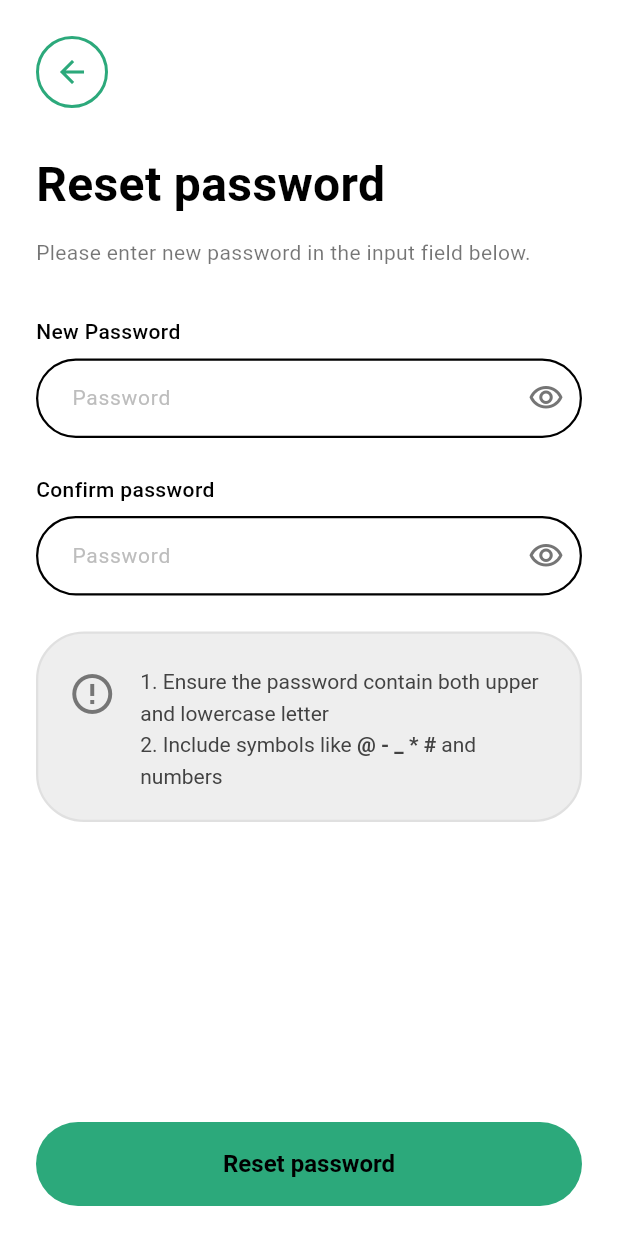
After one commit to Luisnefelibato/Forever_Front, a Flutter app: the ResetPasswordPage screen opened directly, on a phone screen of 412 x 824 dp. The commit adds this screen. Run offline on Flutter 3.47's test engine with Material 3 defaults, Android fonts, the light colour scheme and no system bars; our stand-ins replace dio, equatable, flutter_bloc, flutter_dotenv, get_it, injectable and 2 more; Roboto replaces fonts that are missing (Delight).

Commit message:
feat(auth): implement reset password screen with dynamic validation
- Add reset_password_page.dart with real-time password validation
- Implement dynamic button text based on validation state:
  * 'Reset password' - Initial empty state
  * 'Restore' - Invalid password (doesn't meet criteria)
  * 'Create account' - Valid password (all criteria met)
- Add validation box with 3 dynamic states:
  * Gray/neutral - No input yet (gray info icon)
  * Red/error - Invalid password (red exclamation icon, red borders)
  * Green/success - Valid password (green checkmark, green borders)
- Password validation rules:
  1. Must contain both uppercase and lowercase letters
  2. Must include symbols (@-_*#) and numbers
- Real-time field border color changes:
  * Black - Normal state
  * Red - Invalid or passwords don't match
- Password visibility toggle (eye icon)
- Match confirmation between New Password and Confirm Password fields
- Add route /reset-password to main.dart with resetToken parameter
- Update forgot_password_code_page.dart to navigate to reset password on success

Design specs:
- Validation box with rounded borders (32px radius)
- Dynamic icon (info/error/checkmark) based on state
- Color transitions: gray → red → green
- Password strength requirements clearly displayed
- Fuente Delight throughout

UX Flow:
Code Verified → Reset Password → Login

```diff
--- a/lib/features/auth/presentation/pages/forgot_password_code_page.dart
+++ b/lib/features/auth/presentation/pages/forgot_password_code_page.dart
@@ -156,9 +156,12 @@ class _ForgotPasswordCodePageState extends State<ForgotPasswordCodePage> {
       // Navigate to reset password screen after a delay
       Future.delayed(const Duration(seconds: 2), () {
         if (mounted) {
-          // TODO: Navigate to reset password screen
-          // Navigator.pushReplacementNamed(context, '/reset-password');
-          Navigator.pop(context);
+          // TODO: Pass actual reset token from API response
+          Navigator.pushReplacementNamed(
+            context,
+            '/reset-password',
+            arguments: {'resetToken': 'mock_token_12345'},
+          );
         }
       });
     } else {
--- /dev/null
+++ b/lib/features/auth/presentation/pages/reset_password_page.dart
@@ -0,0 +1,494 @@
+import 'package:flutter/material.dart';
+
+/// Reset Password Screen
+///
+/// Design Specifications:
+/// - Background: White (#FFFFFF)
+/// - Back button: Top left circular with green border #2CA97B
+/// - Title: "Reset password" (Bold, Black)
+/// - Subtitle: "Please enter new password in the input field below."
+/// - Two password fields: "New Password" and "Confirm password"
+/// - Password visibility toggle (eye icon)
+/// - Validation box with dynamic states (gray/red/green)
+/// - Button text changes based on validation state:
+///   * "Reset password" - Initial/empty state
+///   * "Restore" - Invalid password (doesn't meet criteria)
+///   * "Create account" - Valid password (all criteria met)
+///
+/// Validation Rules:
+/// 1. Password must contain both upper and lowercase letters
+/// 2. Must include symbols like @ - _ * # and numbers
+class ResetPasswordPage extends StatefulWidget {
+  final String? resetToken;
+
+  const ResetPasswordPage({
+    super.key,
+    this.resetToken,
+  });
+
+  @override
+  State<ResetPasswordPage> createState() => _ResetPasswordPageState();
+}
+
+class _ResetPasswordPageState extends State<ResetPasswordPage> {
+  final _formKey = GlobalKey<FormState>();
+  final _newPasswordController = TextEditingController();
+  final _confirmPasswordController = TextEditingController();
+
+  bool _obscureNewPassword = true;
+  bool _obscureConfirmPassword = true;
+
+  // Validation state
+  bool _hasUppercase = false;
+  bool _hasLowercase = false;
+  bool _hasSymbolsOrNumbers = false;
+  bool _passwordsMatch = false;
+  bool _hasStartedTyping = false;
+
+  // Color constants
+  static const Color _primaryGreen = Color(0xFF2CA97B);
+  static const Color _errorRed = Color(0xFFE53935);
+  static const Color _successGreen = Color(0xFF4CAF50);
+  static const Color _lightGreen = Color(0xFFE8F5E9);
+  static const Color _lightRed = Color(0xFFFFEBEE);
+  static const Color _lightGray = Color(0xFFEEEEEE);
+
+  @override
+  void initState() {
+    super.initState();
+    _newPasswordController.addListener(_validatePassword);
+    _confirmPasswordController.addListener(_validatePassword);
+  }
+
+  @override
+  void dispose() {
+    _newPasswordController.removeListener(_validatePassword);
+    _confirmPasswordController.removeListener(_validatePassword);
+    _newPasswordController.dispose();
+    _confirmPasswordController.dispose();
+    super.dispose();
+  }
+
+  void _validatePassword() {
+    final password = _newPasswordController.text;
+    final confirm = _confirmPasswordController.text;
+
+    setState(() {
+      _hasStartedTyping = password.isNotEmpty;
+
+      // Rule 1: Check for uppercase and lowercase letters
+      _hasUppercase = password.contains(RegExp(r'[A-Z]'));
+      _hasLowercase = password.contains(RegExp(r'[a-z]'));
+
+      // Rule 2: Check for symbols and numbers
+      _hasSymbolsOrNumbers = password.contains(RegExp(r'[@\-_*#0-9]'));
+
+      // Check if passwords match
+      _passwordsMatch = password.isNotEmpty &&
+                        confirm.isNotEmpty &&
+                        password == confirm;
+    });
+  }
+
+  bool _isPasswordValid() {
+    return _hasUppercase &&
+           _hasLowercase &&
+           _hasSymbolsOrNumbers;
+  }
+
+  bool _canCreateAccount() {
+    return _isPasswordValid() && _passwordsMatch;
+  }
+
+  String _getButtonText() {
+    if (!_hasStartedTyping) {
+      return 'Reset password';
+    } else if (_canCreateAccount()) {
+      return 'Create account';
+    } else {
+      return 'Restore';
+    }
+  }
+
+  Color _getValidationBoxColor() {
+    if (!_hasStartedTyping) {
+      return _lightGray;
+    } else if (_isPasswordValid()) {
+      return _lightGreen;
+    } else {
+      return _lightRed;
+    }
+  }
+
+  Color _getValidationBorderColor() {
+    if (!_hasStartedTyping) {
+      return Colors.grey.shade300;
+    } else if (_isPasswordValid()) {
+      return _successGreen;
+    } else {
+      return _errorRed;
+    }
+  }
+
+  Color _getValidationIconColor() {
+    if (!_hasStartedTyping) {
+      return Colors.grey.shade600;
+    } else if (_isPasswordValid()) {
+      return _successGreen;
+    } else {
+      return _errorRed;
+    }
+  }
+
+  Widget _getValidationIcon() {
+    if (!_hasStartedTyping) {
+      return Icon(
+        Icons.error_outline,
+        color: Colors.grey.shade600,
+        size: 32,
+      );
+    } else if (_isPasswordValid()) {
+      return Icon(
+        Icons.check_circle,
+        color: _successGreen,
+        size: 32,
+      );
+    } else {
+      return Icon(
+        Icons.error_outline,
+        color: _errorRed,
+        size: 32,
+      );
+    }
+  }
+
+  Color _getFieldBorderColor(bool isConfirmField) {
+    if (!_hasStartedTyping) {
+      return Colors.black;
+    }
+
+    if (isConfirmField) {
+      // Confirm field turns red if doesn't match
+      if (_confirmPasswordController.text.isNotEmpty && !_passwordsMatch) {
+        return _errorRed;
+      }
+    } else {
+      // New password field turns red if doesn't meet criteria
+      if (_newPasswordController.text.isNotEmpty && !_isPasswordValid()) {
+        return _errorRed;
+      }
+    }
+
+    return Colors.black;
+  }
+
+  void _handleSubmit() {
+    if (!_canCreateAccount()) {
+      // Don't submit if password is invalid
+      return;
+    }
+
+    // TODO: Implement actual API call to reset password
+    // final response = await dio.post('/api/auth/reset-password', data: {
+    //   'resetToken': widget.resetToken,
+    //   'newPassword': _newPasswordController.text,
+    // });
+
+    // For now, navigate to login
+    Navigator.pushNamedAndRemoveUntil(
+      context,
+      '/login',
+      (route) => false,
+    );
+  }
+
+  @override
+  Widget build(BuildContext context) {
+    return Scaffold(
+      backgroundColor: Colors.white,
+      body: SafeArea(
+        child: Column(
+          children: [
+            // Scrollable content area
+            Expanded(
+              child: SingleChildScrollView(
+                padding: const EdgeInsets.all(24.0),
+                child: Form(
+                  key: _formKey,
+                  child: Column(
+                    crossAxisAlignment: CrossAxisAlignment.start,
+                    children: [
+                      // Back button
+                      Container(
+                        width: 48,
+                        height: 48,
+                        decoration: BoxDecoration(
+                          shape: BoxShape.circle,
+                          border: Border.all(color: _primaryGreen, width: 2),
+                        ),
+                        child: IconButton(
+                          icon: const Icon(Icons.arrow_back, color: _primaryGreen),
+                          onPressed: () => Navigator.pop(context),
+                          padding: EdgeInsets.zero,
+                        ),
+                      ),
+
+                      const SizedBox(height: 32),
+
+                      // Title
+                      const Text(
+                        'Reset password',
+                        style: TextStyle(
+                          fontFamily: 'Delight',
+                          fontSize: 32,
+                          fontWeight: FontWeight.bold,
+                          color: Colors.black,
+                          height: 1.2,
+                        ),
+                      ),
+
+                      const SizedBox(height: 16),
+
+                      // Subtitle
+                      const Text(
+                        'Please enter new password in the input field below.',
+                        style: TextStyle(
+                          fontFamily: 'Delight',
+                          fontSize: 14,
+                          color: Colors.black54,
+                          height: 1.5,
+                        ),
+                      ),
+
+                      const SizedBox(height: 32),
+
+                      // New Password label
+                      const Text(
+                        'New Password',
+                        style: TextStyle(
+                          fontFamily: 'Delight',
+                          fontSize: 14,
+                          fontWeight: FontWeight.w500,
+                          color: Colors.black,
+                        ),
+                      ),
+
+                      const SizedBox(height: 8),
+
+                      // New Password field
+                      TextField(
+                        controller: _newPasswordController,
+                        obscureText: _obscureNewPassword,
+                        style: const TextStyle(
+                          fontFamily: 'Delight',
+                          fontSize: 14,
+                          color: Colors.black,
+                        ),
+                        decoration: InputDecoration(
+                          hintText: 'Password',
+                          hintStyle: TextStyle(
+                            fontFamily: 'Delight',
+                            color: Colors.grey[400],
+                            fontSize: 14,
+                          ),
+                          filled: true,
+                          fillColor: Colors.white,
+                          contentPadding: const EdgeInsets.symmetric(
+                            horizontal: 20,
+                            vertical: 16,
+                          ),
+                          suffixIcon: IconButton(
+                            icon: Icon(
+                              _obscureNewPassword
+                                ? Icons.visibility_outlined
+                                : Icons.visibility_off_outlined,
+                              color: Colors.grey[600],
+                            ),
+                            onPressed: () {
+                              setState(() {
+                                _obscureNewPassword = !_obscureNewPassword;
+                              });
+                            },
+                          ),
+                          enabledBorder: OutlineInputBorder(
+                            borderRadius: BorderRadius.circular(28),
+                            borderSide: BorderSide(
+                              color: _getFieldBorderColor(false),
+                              width: 1.5,
+                            ),
+                          ),
+                          focusedBorder: OutlineInputBorder(
+                            borderRadius: BorderRadius.circular(28),
+                            borderSide: BorderSide(
+                              color: _getFieldBorderColor(false),
+                              width: 2,
+                            ),
+                          ),
+                        ),
+                      ),
+
+                      const SizedBox(height: 24),
+
+                      // Confirm password label
+                      const Text(
+                        'Confirm password',
+                        style: TextStyle(
+                          fontFamily: 'Delight',
+                          fontSize: 14,
+                          fontWeight: FontWeight.w500,
+                          color: Colors.black,
+                        ),
+                      ),
+
+                      const SizedBox(height: 8),
+
+                      // Confirm password field
+                      TextField(
+                        controller: _confirmPasswordController,
+                        obscureText: _obscureConfirmPassword,
+                        style: const TextStyle(
+                          fontFamily: 'Delight',
+                          fontSize: 14,
+                          color: Colors.black,
+                        ),
+                        decoration: InputDecoration(
+                          hintText: 'Password',
+                          hintStyle: TextStyle(
+                            fontFamily: 'Delight',
+                            color: Colors.grey[400],
+                            fontSize: 14,
+                          ),
+                          filled: true,
+                          fillColor: Colors.white,
+                          contentPadding: const EdgeInsets.symmetric(
+                            horizontal: 20,
+                            vertical: 16,
+                          ),
+                          suffixIcon: IconButton(
+                            icon: Icon(
+                              _obscureConfirmPassword
+                                ? Icons.visibility_outlined
+                                : Icons.visibility_off_outlined,
+                              color: Colors.grey[600],
+                            ),
+                            onPressed: () {
+                              setState(() {
+                                _obscureConfirmPassword = !_obscureConfirmPassword;
+                              });
+                            },
+                          ),
+                          enabledBorder: OutlineInputBorder(
+                            borderRadius: BorderRadius.circular(28),
+                            borderSide: BorderSide(
+                              color: _getFieldBorderColor(true),
+                              width: 1.5,
+                            ),
+                          ),
+                          focusedBorder: OutlineInputBorder(
+                            borderRadius: BorderRadius.circular(28),
+                            borderSide: BorderSide(
+                              color: _getFieldBorderColor(true),
+                              width: 2,
+                            ),
+                          ),
+                        ),
+                      ),
+
+                      const SizedBox(height: 24),
+
+                      // Validation box
+                      Container(
+                        padding: const EdgeInsets.all(20),
+                        decoration: BoxDecoration(
+                          color: _getValidationBoxColor(),
+                          border: Border.all(
+                            color: _getValidationBorderColor(),
+                            width: 1.5,
+                          ),
+                          borderRadius: BorderRadius.circular(32),
+                        ),
+                        child: Row(
+                          crossAxisAlignment: CrossAxisAlignment.start,
+                          children: [
+                            Padding(
+                              padding: const EdgeInsets.only(top: 4),
+                              child: _getValidationIcon(),
+                            ),
+                            const SizedBox(width: 16),
+                            Expanded(
+                              child: Column(
+                                crossAxisAlignment: CrossAxisAlignment.start,
+                                children: [
+                                  RichText(
+                                    text: TextSpan(
+                                      style: TextStyle(
+                                        fontFamily: 'Delight',
+                                        fontSize: 14,
+                                        color: Colors.grey[800],
+                                        height: 1.5,
+                                      ),
+                                      children: const [
+                                        TextSpan(
+                                          text: '1. Ensure the password contain both upper and lowercase letter\n',
+                                        ),
+                                        TextSpan(
+                                          text: '2. Include symbols like ',
+                                        ),
+                                        TextSpan(
+                                          text: '@ - _ * #',
+                                          style: TextStyle(
+                                            fontWeight: FontWeight.bold,
+                                          ),
+                                        ),
+                                        TextSpan(
+                                          text: ' and numbers',
+                                        ),
+                                      ],
+                                    ),
+                                  ),
+                                ],
+                              ),
+                            ),
+                          ],
+                        ),
+                      ),
+                    ],
+                  ),
+                ),
+              ),
+            ),
+
+            // Button - Fixed at bottom
+            Container(
+              padding: const EdgeInsets.fromLTRB(24, 0, 24, 20),
+              child: SizedBox(
+                width: double.infinity,
+                height: 56,
+                child: ElevatedButton(
+                  onPressed: _handleSubmit,
+                  style: ElevatedButton.styleFrom(
+                    backgroundColor: _primaryGreen,
+                    foregroundColor: Colors.white,
+                    shape: RoundedRectangleBorder(
+                      borderRadius: BorderRadius.circular(28),
+                    ),
+                    elevation: 0,
+                  ),
+                  child: Text(
+                    _getButtonText(),
+                    style: const TextStyle(
+                      fontFamily: 'Delight',
+                      fontSize: 16,
+                      color: Colors.black,
+                      fontWeight: FontWeight.w600,
+                    ),
+                  ),
+                ),
+              ),
+            ),
+          ],
+        ),
+      ),
+    );
+  }
+}
--- a/lib/main.dart
+++ b/lib/main.dart
@@ -15,6 +15,7 @@ import 'features/auth/presentation/pages/welcome_page.dart';
 import 'features/auth/presentation/pages/login_page.dart';
 import 'features/auth/presentation/pages/forgot_password_email_page.dart';
 import 'features/auth/presentation/pages/forgot_password_code_page.dart';
+import 'features/auth/presentation/pages/reset_password_page.dart';
 
 void main() async {
   WidgetsFlutterBinding.ensureInitialized();
@@ -74,6 +75,14 @@ class MyApp extends StatelessWidget {
             ),
           );
         }
+        if (settings.name == '/reset-password') {
+          final args = settings.arguments as Map<String, dynamic>?;
+          return MaterialPageRoute(
+            builder: (context) => ResetPasswordPage(
+              resetToken: args?['resetToken'] as String?,
+            ),
+          );
+        }
         return null;
       },
     );
```
